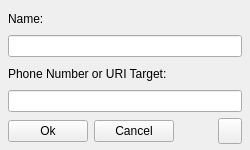
Qt form share/skins/default/addrbook.ui (itds-consulting/yate) before a commit.
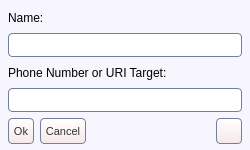
The same form after that commit. Icons and pictures are not drawn.

Commit message: Moved channel control buttons to channel item in channels list. Conference and transfer are now done from master channel and shown in its item in channels list. Changed user interface colors and shapes.

Diff of the .ui file:
```diff
--- a/share/skins/default/addrbook.ui
+++ b/share/skins/default/addrbook.ui
@@ -33,6 +33,91 @@
   <property name="windowIcon" >
    <iconset>book.png</iconset>
   </property>
+  <property name="styleSheet" >
+   <string>QWidget#addrbook {
+  background:#f7f5fd;
+}
+QLineEdit {
+  color:#333333;
+  border: 1px solid #717fa0;
+  border-radius: 4px;
+}
+QAbstractButton { font-size: 11px; color: #333333; }
+QToolButton {
+  border: 1px solid #717fa0;
+  border-radius: 4px;
+  background: qlineargradient(x1: 0, y1: 0, x2: 0, y2: 1, stop: 0 #ffffff, stop: 1 #f6e8e8);
+}
+QToolButton:hover { background: qlineargradient(x1: 0, y1: 0, x2: 0, y2: 1, stop: 0 #ffffff, stop: 1 #f9f3f3); }
+QToolButton:pressed { background: qlineargradient(x1: 0, y1: 0, x2: 0, y2: 1, stop: 0 #f6e8e8, stop: 1 #ffffff); }
+QPushButton {
+  border: 1px solid #717fa0;
+  border-radius: 4px;
+  background: qlineargradient(x1: 0, y1: 0, x2: 0, y2: 1, stop: 0 #ffffff, stop: 1 #f6e8e8);
+}
+QPushButton:hover { background: qlineargradient(x1: 0, y1: 0, x2: 0, y2: 1, stop: 0 #ffffff, stop: 1 #f9f3f3); }
+QPushButton:pressed { background: qlineargradient(x1: 0, y1: 0, x2: 0, y2: 1, stop: 0 #f6e8e8, stop: 1 #ffffff); }
+QComboBox::down-arrow { image: url(cb_arrow.png); }
+QComboBox::down-arrow:on { top: 1px; left: 1px; }
+QComboBox {
+  padding-left: 2px;
+  padding-right: 25px;
+  border: 1px solid #717fa0;
+  border-radius: 4px;
+}
+QComboBox::drop-down {
+  width: 22px;
+  border-left: 1px solid #717fa0;
+}
+QCheckBox::indicator:checked { image: url(checkbox_on.png); }
+QCheckBox::indicator:unchecked { image: url(checkbox_off.png); }
+QRadioButton::indicator:checked { image: url(radio_on.png); }
+QRadioButton::indicator:unchecked { image: url(radio_off.png); }
+QScrollBar { border: 1px solid #717fa0; background: white; }
+QScrollBar::handle {
+  background: qlineargradient(x1: 0, y1: 0, x2: 0, y2: 1, stop: 0 #ffffff, stop: 1 #f6e8e8);
+  border: 1px solid #717fa0;
+}
+QScrollBar:vertical {
+  width: 14px;
+  margin: 16px 0px 16px 0px;
+  border-top: 0px;
+  border-bottom: 0px;
+  border-right: 0px;
+}
+QScrollBar:horizontal {
+  height: 14px;
+  margin: 0px 16px 0px 16px;
+  border-left: 0px;
+  border-right: 0px;
+  border-bottom: 0px;
+}
+QScrollBar::add-line {
+  height: 13px;
+  width: 13px;
+  border: 1px solid #717fa0;
+  subcontrol-origin: margin;
+  background: qlineargradient(x1: 0, y1: 0, x2: 0, y2: 1, stop: 0 #ffffff, stop: 1 #f6e8e8);
+}
+QScrollBar::sub-line {
+  height: 13px;
+  width: 13px;
+  border: 1px solid #717fa0;
+  subcontrol-origin: margin;
+  background: qlineargradient(x1: 0, y1: 0, x2: 0, y2: 1, stop: 0 #ffffff, stop: 1 #f6e8e8);
+}
+QScrollBar::handle:vertical { border-left: 0px; border-right: 0px; }
+QScrollBar::handle:horizontal { border-top: 0px; border-bottom: 0px; }
+QScrollBar::add-line:vertical { subcontrol-position: bottom; image: url(scroll_down.png); height: 14px; }
+QScrollBar::sub-line:vertical { subcontrol-position: top; image: url(scroll_up.png); height: 14px; }
+QScrollBar::add-line:horizontal { subcontrol-position: right; image: url(scroll_right.png); width: 14px; }
+QScrollBar::sub-line:horizontal { subcontrol-position: left; image: url(scroll_left.png); width: 14px; }
+QScrollBar::up-arrow:pressed { border: 1px solid #717fa0; }
+QScrollBar::down-arrow:pressed { border: 1px solid #717fa0; }
+QScrollBar::left-arrow:pressed { border: 1px solid #717fa0; }
+QScrollBar::right-arrow:pressed { border: 1px solid #717fa0; }
+</string>
+  </property>
   <layout class="QVBoxLayout" >
    <property name="spacing" >
     <number>0</number>
@@ -85,6 +170,18 @@
       </item>
       <item>
        <widget class="QLineEdit" name="abk_name" >
+        <property name="minimumSize" >
+         <size>
+          <width>0</width>
+          <height>24</height>
+         </size>
+        </property>
+        <property name="maximumSize" >
+         <size>
+          <width>16777215</width>
+          <height>24</height>
+         </size>
+        </property>
         <property name="toolTip" >
          <string>Name used to identify this contact</string>
         </property>
@@ -102,6 +199,18 @@
       </item>
       <item>
        <widget class="QLineEdit" name="abk_target" >
+        <property name="minimumSize" >
+         <size>
+          <width>0</width>
+          <height>24</height>
+         </size>
+        </property>
+        <property name="maximumSize" >
+         <size>
+          <width>16777215</width>
+          <height>24</height>
+         </size>
+        </property>
         <property name="toolTip" >
          <string>Number or URI used to reach this contact</string>
         </property>
@@ -125,9 +234,24 @@
          <number>0</number>
         </property>
         <item>
-         <widget class="QPushButton" name="abk_accept" >
-          <property name="toolTip" >
-           <string>Update the contact data</string>
+         <widget class="QToolButton" name="abk_accept" >
+          <property name="sizePolicy" >
+           <sizepolicy vsizetype="Fixed" hsizetype="Minimum" >
+            <horstretch>0</horstretch>
+            <verstretch>0</verstretch>
+           </sizepolicy>
+          </property>
+          <property name="minimumSize" >
+           <size>
+            <width>0</width>
+            <height>26</height>
+           </size>
+          </property>
+          <property name="maximumSize" >
+           <size>
+            <width>16777215</width>
+            <height>26</height>
+           </size>
           </property>
           <property name="text" >
            <string>Ok</string>
@@ -135,18 +259,57 @@
           <property name="icon" >
            <iconset>ok.png</iconset>
           </property>
+          <property name="toolButtonStyle" >
+           <enum>Qt::ToolButtonTextBesideIcon</enum>
+          </property>
+          <property name="_yate_normal_icon" stdset="0" >
+           <string>ok.png</string>
+          </property>
+          <property name="_yate_pressed_icon" stdset="0" >
+           <string>ok_pressed.png</string>
+          </property>
+          <property name="_yate_hover_icon" stdset="0" >
+           <string>ok_hover.png</string>
+          </property>
          </widget>
         </item>
         <item>
-         <widget class="QPushButton" name="button_hide" >
-          <property name="toolTip" >
-           <string>Abandon changes and exit</string>
+         <widget class="QToolButton" name="button_hide" >
+          <property name="sizePolicy" >
+           <sizepolicy vsizetype="Fixed" hsizetype="Minimum" >
+            <horstretch>0</horstretch>
+            <verstretch>0</verstretch>
+           </sizepolicy>
+          </property>
+          <property name="minimumSize" >
+           <size>
+            <width>0</width>
+            <height>26</height>
+           </size>
+          </property>
+          <property name="maximumSize" >
+           <size>
+            <width>16777215</width>
+            <height>26</height>
+           </size>
           </property>
           <property name="text" >
            <string>Cancel</string>
           </property>
           <property name="icon" >
-           <iconset>close.png</iconset>
+           <iconset>cancel.png</iconset>
+          </property>
+          <property name="toolButtonStyle" >
+           <enum>Qt::ToolButtonTextBesideIcon</enum>
+          </property>
+          <property name="_yate_normal_icon" stdset="0" >
+           <string>cancel.png</string>
+          </property>
+          <property name="_yate_pressed_icon" stdset="0" >
+           <string>cancel_pressed.png</string>
+          </property>
+          <property name="_yate_hover_icon" stdset="0" >
+           <string>cancel_hover.png</string>
           </property>
          </widget>
         </item>
@@ -165,23 +328,26 @@
         </item>
         <item>
          <widget class="QToolButton" name="toggle_show_help" >
+          <property name="sizePolicy" >
+           <sizepolicy vsizetype="Expanding" hsizetype="Fixed" >
+            <horstretch>0</horstretch>
+            <verstretch>0</verstretch>
+           </sizepolicy>
+          </property>
           <property name="minimumSize" >
            <size>
-            <width>0</width>
+            <width>26</width>
             <height>26</height>
            </size>
           </property>
           <property name="maximumSize" >
            <size>
-            <width>16777215</width>
+            <width>26</width>
             <height>26</height>
            </size>
           </property>
           <property name="toolTip" >
-           <string>Help on this window</string>
-          </property>
-          <property name="text" >
-           <string/>
+           <string>Show or hide the Help window</string>
           </property>
           <property name="icon" >
            <iconset>quest.png</iconset>
```
Left out of the diff: 9 changed lines with no effect on the pictures. The commit also changes 200 other files.
